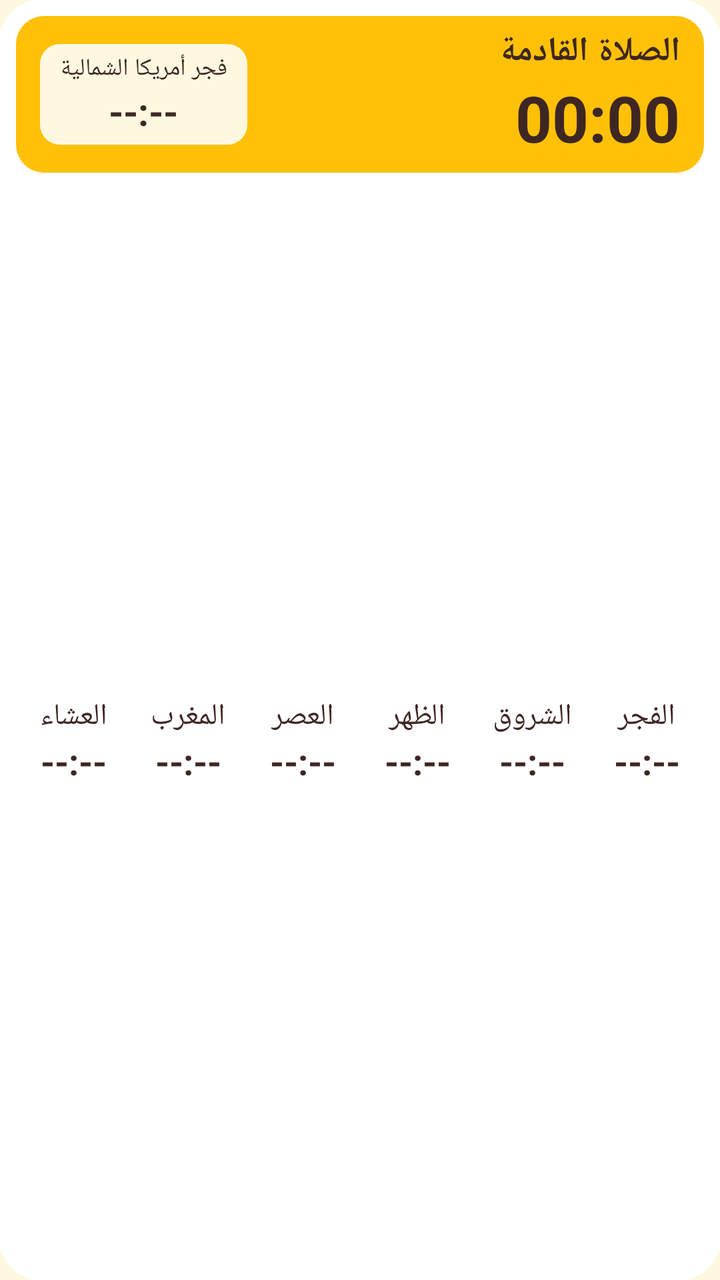
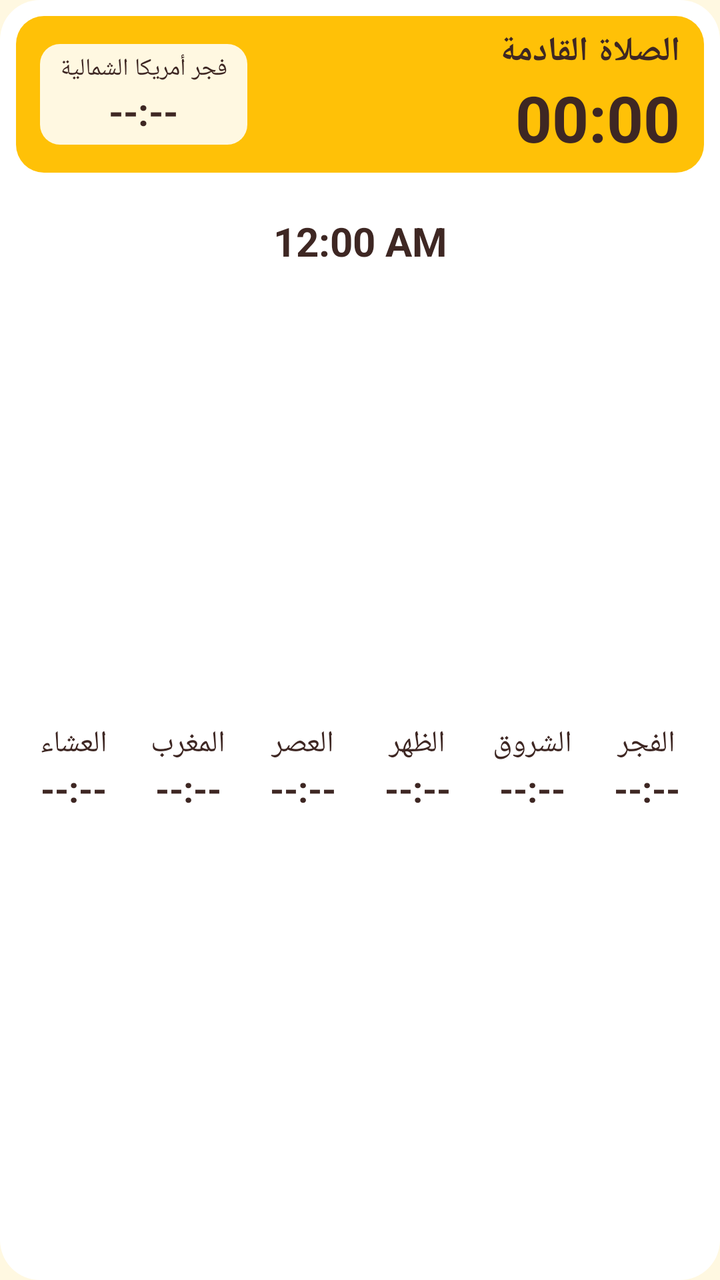

The first picture is an Android layout as it rendered before a commit; the second is the same layout after the commit. The layout source and the unified diff follow.
<!-- AndroidManifest.xml: application theme AppTheme -->
<!-- res/layout/widget.xml -->
<?xml version="1.0" encoding="utf-8"?>
<FrameLayout xmlns:android="http://schemas.android.com/apk/res/android"
    android:id="@+id/w_root"
    android:layout_width="match_parent"
    android:layout_height="match_parent"
    android:layoutDirection="rtl">

    <ImageView
        android:id="@+id/w_bg"
        android:layout_width="match_parent"
        android:layout_height="match_parent"
        android:scaleType="fitXY"
        android:src="@drawable/widget_bg" />

    <LinearLayout
        android:layout_width="match_parent"
        android:layout_height="match_parent"
        android:orientation="vertical"
        android:padding="8dp">

        <FrameLayout
            android:layout_width="match_parent"
            android:layout_height="wrap_content">

            <ImageView
                android:id="@+id/w_header_bg"
                android:layout_width="match_parent"
                android:layout_height="match_parent"
                android:scaleType="fitXY"
                android:src="@drawable/widget_header"
                android:tint="@color/yellow" />

            <LinearLayout
                android:layout_width="match_parent"
                android:layout_height="wrap_content"
                android:gravity="center_vertical"
                android:orientation="horizontal"
                android:paddingHorizontal="12dp"
                android:paddingVertical="6dp">

                <LinearLayout
                    android:layout_width="0dp"
                    android:layout_height="wrap_content"
                    android:layout_weight="1"
                    android:orientation="vertical">
                    <TextView
                        android:id="@+id/w_next_name"
                        android:layout_width="wrap_content"
                        android:layout_height="wrap_content"
                        android:maxLines="1"
                        android:text="الصلاة القادمة"
                        android:textColor="@color/ink"
                        android:textSize="17sp"
                        android:textStyle="bold" />
                    <Chronometer
                        android:id="@+id/w_countdown"
                        android:layout_width="wrap_content"
                        android:layout_height="wrap_content"
                        android:textColor="@color/ink"
                        android:textDirection="ltr"
                        android:textSize="32sp"
                        android:textStyle="bold" />
                </LinearLayout>

                <LinearLayout
                    android:layout_width="wrap_content"
                    android:layout_height="wrap_content"
                    android:background="@drawable/widget_box"
                    android:gravity="center"
                    android:orientation="vertical"
                    android:paddingHorizontal="10dp"
                    android:paddingVertical="4dp">
                    <TextView
                        android:id="@+id/w_fajr_na_label"
                        android:layout_width="wrap_content"
                        android:layout_height="wrap_content"
                        android:gravity="center"
                        android:text="فجر أمريكا الشمالية"
                        android:textColor="@color/ink"
                        android:textSize="12sp" />
                    <TextView
                        android:id="@+id/w_fajr_na"
                        android:layout_width="wrap_content"
                        android:layout_height="wrap_content"
                        android:text="--:--"
                        android:textColor="@color/ink"
                        android:textSize="19sp"
                        android:textStyle="bold" />
                </LinearLayout>
            </LinearLayout>
        </FrameLayout>

        <TextView
            android:id="@+id/w_date"
            android:layout_width="match_parent"
            android:layout_height="wrap_content"
            android:layout_marginTop="3dp"
            android:ellipsize="end"
            android:gravity="center"
            android:maxLines="1"
            android:textColor="@color/ink"
            android:textSize="13sp" />

        <LinearLayout
            android:layout_width="match_parent"
            android:layout_height="0dp"
            android:layout_weight="1"
            android:layout_marginTop="2dp"
            android:orientation="horizontal">
        <FrameLayout
            android:layout_width="0dp"
            android:layout_height="match_parent"
            android:layout_weight="1"
            android:layout_marginHorizontal="1dp">
            <ImageView
                android:id="@+id/w_hi0"
                android:layout_width="match_parent"
                android:layout_height="match_parent"
                android:scaleType="fitXY"
                android:src="@drawable/widget_cell_hi"
                android:visibility="gone" />
            <LinearLayout
                android:layout_width="match_parent"
                android:layout_height="match_parent"
                android:gravity="center"
                android:orientation="vertical">
                <TextView
                    android:id="@+id/w_name0"
                    android:layout_width="match_parent"
                    android:layout_height="wrap_content"
                    android:gravity="center"
                    android:maxLines="1"
                    android:text="الفجر"
                    android:textColor="@color/ink"
                    android:textSize="15sp" />
                <TextView
                    android:id="@+id/w_time0"
                    android:layout_width="match_parent"
                    android:layout_height="wrap_content"
                    android:gravity="center"
                    android:maxLines="1"
                    android:text="--:--"
                    android:textColor="@color/ink"
                    android:textSize="18sp"
                    android:textStyle="bold" />
            </LinearLayout>
        </FrameLayout>
        <FrameLayout
            android:layout_width="0dp"
            android:layout_height="match_parent"
            android:layout_weight="1"
            android:layout_marginHorizontal="1dp">
            <ImageView
                android:id="@+id/w_hi1"
                android:layout_width="match_parent"
                android:layout_height="match_parent"
                android:scaleType="fitXY"
                android:src="@drawable/widget_cell_hi"
                android:visibility="gone" />
            <LinearLayout
                android:layout_width="match_parent"
                android:layout_height="match_parent"
                android:gravity="center"
                android:orientation="vertical">
                <TextView
                    android:id="@+id/w_name1"
                    android:layout_width="match_parent"
                    android:layout_height="wrap_content"
                    android:gravity="center"
                    android:maxLines="1"
                    android:text="الشروق"
                    android:textColor="@color/ink"
                    android:textSize="15sp" />
                <TextView
                    android:id="@+id/w_time1"
                    android:layout_width="match_parent"
                    android:layout_height="wrap_content"
                    android:gravity="center"
                    android:maxLines="1"
                    android:text="--:--"
                    android:textColor="@color/ink"
                    android:textSize="18sp"
                    android:textStyle="bold" />
            </LinearLayout>
        </FrameLayout>
        <FrameLayout
            android:layout_width="0dp"
            android:layout_height="match_parent"
            android:layout_weight="1"
            android:layout_marginHorizontal="1dp">
            <ImageView
                android:id="@+id/w_hi2"
                android:layout_width="match_parent"
                android:layout_height="match_parent"
                android:scaleType="fitXY"
                android:src="@drawable/widget_cell_hi"
                android:visibility="gone" />
            <LinearLayout
                android:layout_width="match_parent"
                android:layout_height="match_parent"
                android:gravity="center"
                android:orientation="vertical">
                <TextView
                    android:id="@+id/w_name2"
                    android:layout_width="match_parent"
                    android:layout_height="wrap_content"
                    android:gravity="center"
                    android:maxLines="1"
                    android:text="الظهر"
                    android:textColor="@color/ink"
                    android:textSize="15sp" />
                <TextView
                    android:id="@+id/w_time2"
                    android:layout_width="match_parent"
                    android:layout_height="wrap_content"
                    android:gravity="center"
                    android:maxLines="1"
                    android:text="--:--"
                    android:textColor="@color/ink"
                    android:textSize="18sp"
                    android:textStyle="bold" />
            </LinearLayout>
        </FrameLayout>
        <FrameLayout
            android:layout_width="0dp"
            android:layout_height="match_parent"
            android:layout_weight="1"
            android:layout_marginHorizontal="1dp">
            <ImageView
                android:id="@+id/w_hi3"
                android:layout_width="match_parent"
                android:layout_height="match_parent"
                android:scaleType="fitXY"
                android:src="@drawable/widget_cell_hi"
                android:visibility="gone" />
            <LinearLayout
                android:layout_width="match_parent"
                android:layout_height="match_parent"
                android:gravity="center"
                android:orientation="vertical">
                <TextView
                    android:id="@+id/w_name3"
                    android:layout_width="match_parent"
                    android:layout_height="wrap_content"
                    android:gravity="center"
                    android:maxLines="1"
                    android:text="العصر"
                    android:textColor="@color/ink"
                    android:textSize="15sp" />
                <TextView
                    android:id="@+id/w_time3"
                    android:layout_width="match_parent"
                    android:layout_height="wrap_content"
                    android:gravity="center"
                    android:maxLines="1"
                    android:text="--:--"
                    android:textColor="@color/ink"
                    android:textSize="18sp"
                    android:textStyle="bold" />
            </LinearLayout>
        </FrameLayout>
        <FrameLayout
            android:layout_width="0dp"
            android:layout_height="match_parent"
            android:layout_weight="1"
            android:layout_marginHorizontal="1dp">
            <ImageView
                android:id="@+id/w_hi4"
                android:layout_width="match_parent"
                android:layout_height="match_parent"
                android:scaleType="fitXY"
                android:src="@drawable/widget_cell_hi"
                android:visibility="gone" />
            <LinearLayout
                android:layout_width="match_parent"
                android:layout_height="match_parent"
                android:gravity="center"
                android:orientation="vertical">
                <TextView
                    android:id="@+id/w_name4"
                    android:layout_width="match_parent"
                    android:layout_height="wrap_content"
                    android:gravity="center"
                    android:maxLines="1"
                    android:text="المغرب"
                    android:textColor="@color/ink"
                    android:textSize="15sp" />
                <TextView
                    android:id="@+id/w_time4"
                    android:layout_width="match_parent"
                    android:layout_height="wrap_content"
                    android:gravity="center"
                    android:maxLines="1"
                    android:text="--:--"
                    android:textColor="@color/ink"
                    android:textSize="18sp"
                    android:textStyle="bold" />
            </LinearLayout>
        </FrameLayout>
        <FrameLayout
            android:layout_width="0dp"
            android:layout_height="match_parent"
            android:layout_weight="1"
            android:layout_marginHorizontal="1dp">
            <ImageView
                android:id="@+id/w_hi5"
                android:layout_width="match_parent"
                android:layout_height="match_parent"
                android:scaleType="fitXY"
                android:src="@drawable/widget_cell_hi"
                android:visibility="gone" />
            <LinearLayout
                android:layout_width="match_parent"
                android:layout_height="match_parent"
                android:gravity="center"
                android:orientation="vertical">
                <TextView
                    android:id="@+id/w_name5"
                    android:layout_width="match_parent"
                    android:layout_height="wrap_content"
                    android:gravity="center"
                    android:maxLines="1"
                    android:text="العشاء"
                    android:textColor="@color/ink"
                    android:textSize="15sp" />
                <TextView
                    android:id="@+id/w_time5"
                    android:layout_width="match_parent"
                    android:layout_height="wrap_content"
                    android:gravity="center"
                    android:maxLines="1"
                    android:text="--:--"
                    android:textColor="@color/ink"
                    android:textSize="18sp"
                    android:textStyle="bold" />
            </LinearLayout>
        </FrameLayout>
        </LinearLayout>
    </LinearLayout>
</FrameLayout>
<!-- resources referenced by this layout -->
<resources>
  <color name="ink">#3E2723</color>
  <color name="yellow">#FFC107</color>
  <!-- drawable widget_bg (drawable) -->
  <?xml version="1.0" encoding="utf-8"?>
  <shape xmlns:android="http://schemas.android.com/apk/res/android" android:shape="rectangle">
      <solid android:color="#FFFFFFFF" />
      <corners android:radius="20dp" />
  </shape>
  <!-- drawable widget_box (drawable) -->
  <?xml version="1.0" encoding="utf-8"?>
  <shape xmlns:android="http://schemas.android.com/apk/res/android" android:shape="rectangle">
      <solid android:color="@color/cream" />
      <corners android:radius="10dp" />
  </shape>
  <!-- drawable widget_cell_hi (drawable) -->
  <?xml version="1.0" encoding="utf-8"?>
  <shape xmlns:android="http://schemas.android.com/apk/res/android" android:shape="rectangle">
      <solid android:color="#FFFFFFFF" />
      <corners android:radius="10dp" />
  </shape>
  <!-- drawable widget_header (drawable) -->
  <?xml version="1.0" encoding="utf-8"?>
  <shape xmlns:android="http://schemas.android.com/apk/res/android" android:shape="rectangle">
      <solid android:color="#FFFFFFFF" />
      <corners android:radius="14dp" />
  </shape>
  <style name="AppTheme" parent="android:Theme.Material.Light.NoActionBar">
          <item name="android:colorPrimary">@color/yellow</item>
          <item name="android:colorPrimaryDark">@color/yellow_dark</item>
          <item name="android:colorAccent">@color/ink</item>
          <item name="android:statusBarColor">@color/yellow</item>
          <item name="android:navigationBarColor">@color/cream</item>
          <item name="android:windowLightStatusBar">true</item>
          <item name="android:windowBackground">@color/cream</item>
      </style>
  <color name="cream">#FFF8E1</color>
  <color name="yellow_dark">#FFA000</color>
</resources>

<!-- the commit's change to res/layout/widget.xml (unified diff, before → after) -->
@@ -101,6 +101,19 @@
             android:textColor="@color/ink"
             android:textSize="13sp" />
 
+        
+        <TextClock
+            android:id="@+id/w_clock"
+            android:layout_width="match_parent"
+            android:layout_height="wrap_content"
+            android:format12Hour="h:mm a"
+            android:format24Hour="h:mm a"
+            android:gravity="center"
+            android:maxLines="1"
+            android:textColor="@color/ink"
+            android:textSize="20sp"
+            android:textStyle="bold" />
+
         <LinearLayout
             android:layout_width="match_parent"
             android:layout_height="0dp"
